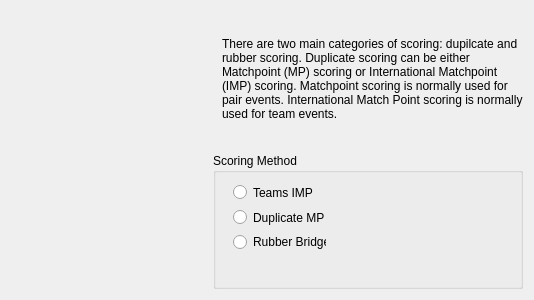
This is ZBridge/cprogconfiggamemechanicspage.ui in erik-knudsen/BridgeZ as Qt 5 draws it before an edit. The edited form follows.
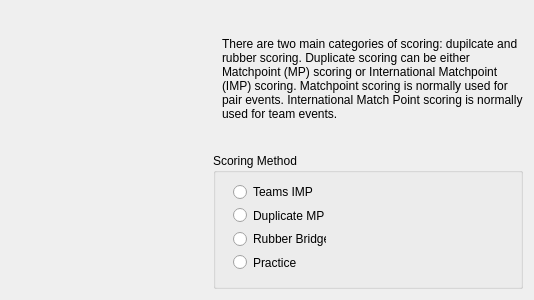
This is the edited form. Icons and pictures are not drawn.

```diff
--- a/ZBridge/cprogconfiggamemechanicspage.ui
+++ b/ZBridge/cprogconfiggamemechanicspage.ui
@@ -52,13 +52,13 @@
          <property name="title">
           <string>Scoring Method</string>
          </property>
-         <widget class="QWidget" name="">
+         <widget class="QWidget" name="layoutWidget">
           <property name="geometry">
            <rect>
             <x>20</x>
             <y>30</y>
             <width>93</width>
-            <height>68</height>
+            <height>88</height>
            </rect>
           </property>
           <layout class="QVBoxLayout" name="verticalLayout_3">
@@ -83,6 +83,13 @@
              </property>
             </widget>
            </item>
+           <item>
+            <widget class="QRadioButton" name="practice">
+             <property name="text">
+              <string>Practice</string>
+             </property>
+            </widget>
+           </item>
           </layout>
          </widget>
         </widget>
```
